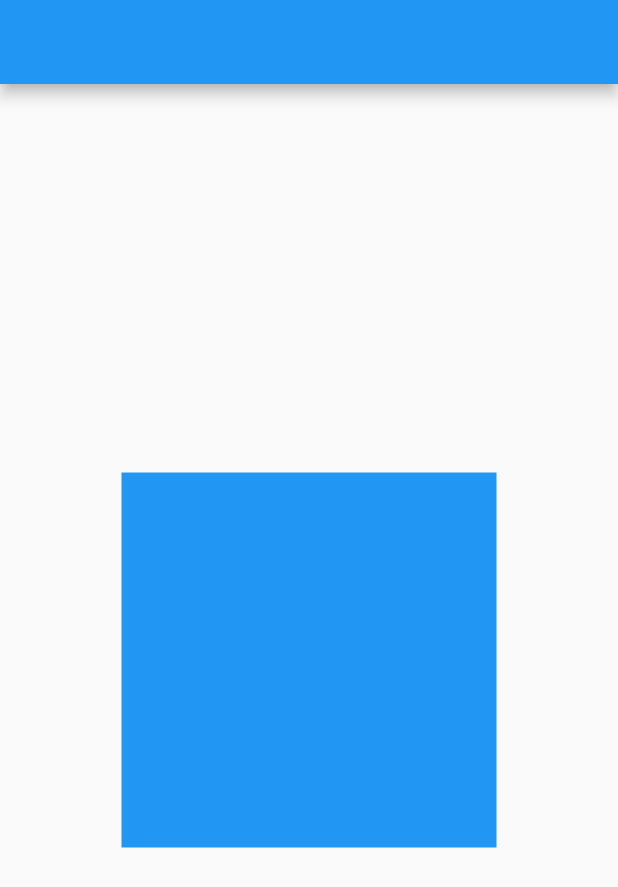
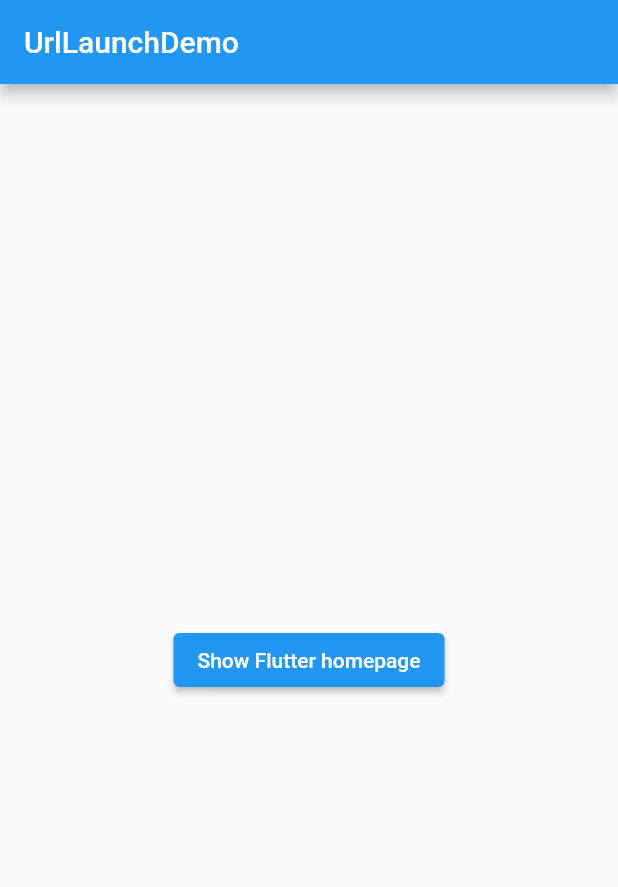
Before and after one commit to markcqhsu/Top30FlutterTips, a Flutter app: the screen it shows after launch, on a phone screen of 412 x 824 dp. Shown: the top 887 px of the screen. Run offline on Flutter 3.47's test engine with Material 2 defaults, Android fonts, the phone set to English and light mode, and no system bars.

Commit message:
urllauncherdemo.dart

```diff
--- /dev/null
+++ b/lib/Pages/urllauncherdemo.dart
@@ -0,0 +1,30 @@
+import 'package:flutter/cupertino.dart';
+import 'package:flutter/material.dart';
+import 'package:url_launcher/url_launcher.dart';
+
+class UrlLaunchDemo extends StatelessWidget {
+  final String title;
+
+  static const _url = 'https://flutter.dev';
+
+  const UrlLaunchDemo({Key? key, required this.title}) : super(key: key);
+
+  @override
+  Widget build(BuildContext context) {
+    return Scaffold(
+      appBar: AppBar(
+        title: Text(title),
+      ),
+      body: Center(
+        child: ElevatedButton(
+          onPressed: _launchURL,
+          child: const Text('Show Flutter homepage'),
+        ),
+      ),
+    );
+  }
+
+  void _launchURL() async => await canLaunch(_url)
+      ? await launch(_url)
+      : throw 'Could not launch $_url';
+}
--- a/lib/main.dart
+++ b/lib/main.dart
@@ -9,6 +9,7 @@ import './Pages/visibilitydemo.dart';
 import './Pages/cliprectdemo.dart';
 import './Pages/animatedicondemo.dart';
 import 'Pages/animatedcontainerdemo.dart';
+import 'Pages/urllauncherdemo.dart';
 
 void main() {
   SystemChrome.setSystemUIOverlayStyle(const SystemUiOverlayStyle(
@@ -25,7 +26,7 @@ class MyApp extends StatelessWidget {
   Widget build(BuildContext context) {
     return MaterialApp(
       debugShowCheckedModeBanner: false,
-      initialRoute: "/AnimatedContainerDemo",
+      initialRoute: "/UrlLaunchDemo",
       routes: {
         "/RichText":(context) => const RichTextDemo(title:"Richtext"),
         "/FlexibleDemo":(context) => const FlexibleDemo(title:"FlexibleDemo"),
@@ -36,6 +37,7 @@ class MyApp extends StatelessWidget {
         "/ClipRectDemo":(context) => const ClipRectDemo(title:"ClipRectDemo"),
         "/AnimatedIconDemo":(context) => const AnimatedIconDemo(title:"AnimatedIconDemo"),
         "/AnimatedContainerDemo":(context) => const AnimatedContainerDemo(title:"AnimatedContainerDemo"),
+        "/UrlLaunchDemo":(context) => const UrlLaunchDemo(title:"UrlLaunchDemo"),
       },
     );
   }
--- a/pubspec.yaml
+++ b/pubspec.yaml
@@ -34,6 +34,7 @@ dependencies:
   # The following adds the Cupertino Icons font to your application.
   # Use with the CupertinoIcons class for iOS style icons.
   cupertino_icons: ^1.0.2
+  url_launcher: ^6.0.9
 
 dev_dependencies:
   flutter_test:
```
Also changed, not shown: pubspec.lock, 8 other files.
